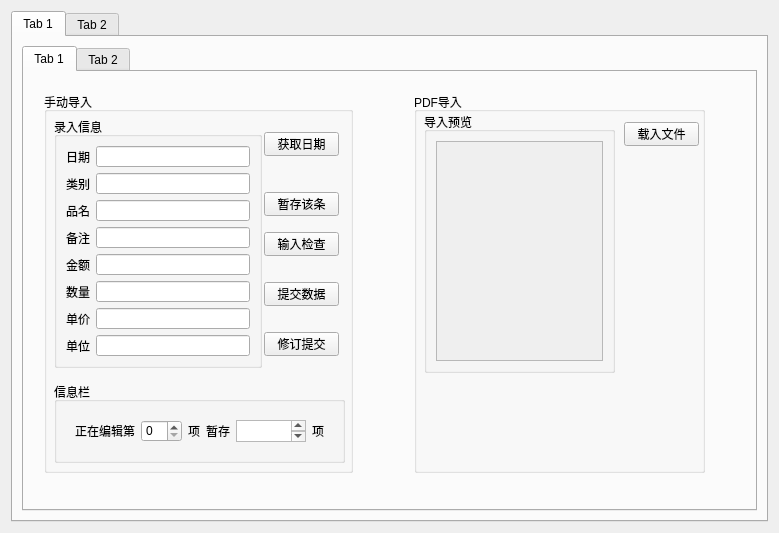
This is src/gui/resources/qt_ui/main_window_v1.2.ui in ESJIAN/Canteen_Statisic as Qt 5 draws it before an edit. The edited form follows.
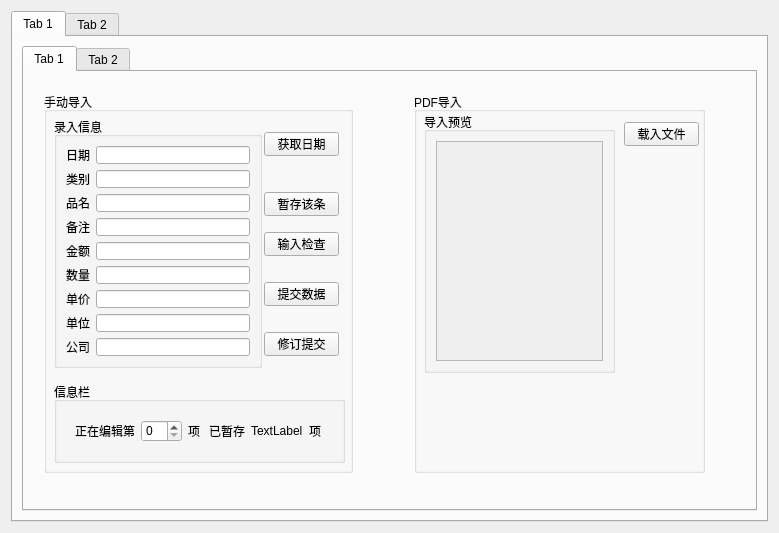
This is the edited form.

Diff of the .ui file:
```diff
--- a/src/gui/resources/qt_ui/main_window_v1.2.ui
+++ b/src/gui/resources/qt_ui/main_window_v1.2.ui
@@ -105,7 +105,10 @@
                  <item row="3" column="1">
                   <widget class="QLineEdit" name="name_2"/>
                  </item>
-                 <item row="5" column="0">
+                 <item row="4" column="1">
+                  <widget class="QLineEdit" name="info_2"/>
+                 </item>
+                 <item row="4" column="0">
                   <widget class="QLabel" name="info">
                    <property name="text">
                     <string>备注</string>
@@ -113,9 +116,9 @@
                   </widget>
                  </item>
                  <item row="5" column="1">
-                  <widget class="QLineEdit" name="info_2"/>
+                  <widget class="QLineEdit" name="amount_2"/>
                  </item>
-                 <item row="6" column="0">
+                 <item row="5" column="0">
                   <widget class="QLabel" name="amount">
                    <property name="text">
                     <string>金额</string>
@@ -123,9 +126,9 @@
                   </widget>
                  </item>
                  <item row="6" column="1">
-                  <widget class="QLineEdit" name="amount_2"/>
+                  <widget class="QLineEdit" name="LineEdit"/>
                  </item>
-                 <item row="7" column="0">
+                 <item row="6" column="0">
                   <widget class="QLabel" name="Label">
                    <property name="text">
                     <string>数量</string>
@@ -133,9 +136,9 @@
                   </widget>
                  </item>
                  <item row="7" column="1">
-                  <widget class="QLineEdit" name="LineEdit"/>
+                  <widget class="QLineEdit" name="LineEdit_2"/>
                  </item>
-                 <item row="8" column="0">
+                 <item row="7" column="0">
                   <widget class="QLabel" name="Label_2">
                    <property name="text">
                     <string>单价</string>
@@ -143,9 +146,9 @@
                   </widget>
                  </item>
                  <item row="8" column="1">
-                  <widget class="QLineEdit" name="LineEdit_2"/>
+                  <widget class="QLineEdit" name="LineEdit_3"/>
                  </item>
-                 <item row="9" column="0">
+                 <item row="8" column="0">
                   <widget class="QLabel" name="Label_3">
                    <property name="text">
                     <string>单位</string>
@@ -153,7 +156,14 @@
                   </widget>
                  </item>
                  <item row="9" column="1">
-                  <widget class="QLineEdit" name="LineEdit_3"/>
+                  <widget class="QLineEdit" name="LineEdit_4"/>
+                 </item>
+                 <item row="9" column="0">
+                  <widget class="QLabel" name="info_3">
+                   <property name="text">
+                    <string>公司</string>
+                   </property>
+                  </widget>
                  </item>
                 </layout>
                </item>
@@ -275,12 +285,16 @@
                   <item>
                    <widget class="QLabel" name="label_3">
                     <property name="text">
-                     <string>暂存</string>
+                     <string>已暂存</string>
                     </property>
                    </widget>
                   </item>
                   <item>
-                   <widget class="QPlainTextEdit" name="plainTextEdit"/>
+                   <widget class="QLabel" name="label_5">
+                    <property name="text">
+                     <string>TextLabel</string>
+                    </property>
+                   </widget>
                   </item>
                   <item>
                    <widget class="QLabel" name="label_4">
```
Left out of the diff: 3 changed lines with no effect on the pictures.
